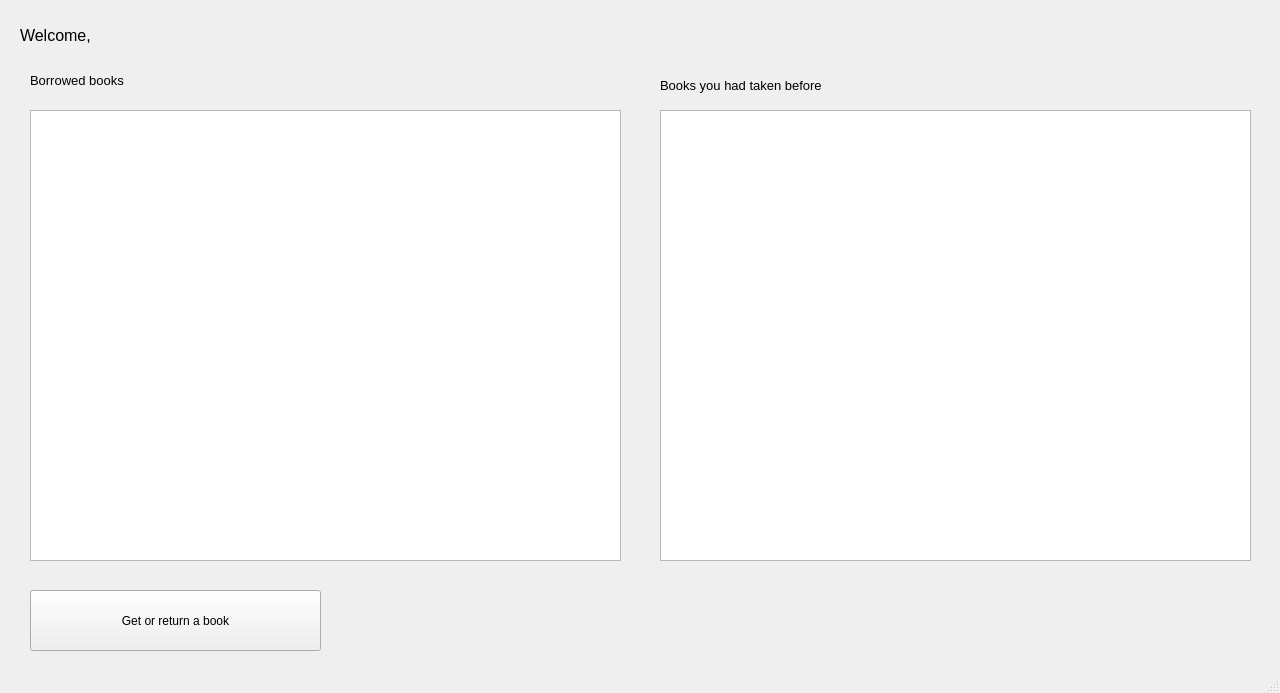
Above: src/GUI/ui/ReaderWin.ui from itlab-vision/openvino-smart-library before the change. Below: the same form after it.
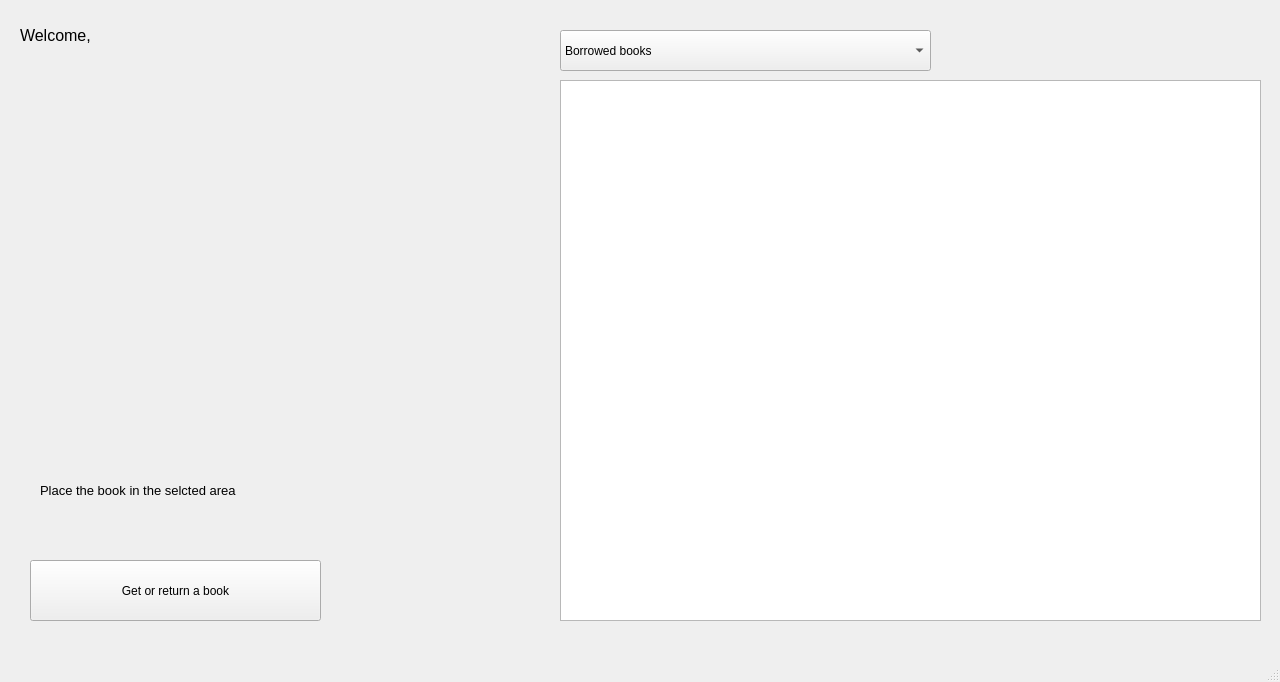
That is the form after the change.

Commit message: done book rec

The edit to the form file:
```diff
--- a/src/GUI/ui/ReaderWin.ui
+++ b/src/GUI/ui/ReaderWin.ui
@@ -7,7 +7,7 @@
     <x>0</x>
     <y>0</y>
     <width>1280</width>
-    <height>693</height>
+    <height>682</height>
    </rect>
   </property>
   <property name="sizePolicy">
@@ -42,7 +42,7 @@
     <property name="geometry">
      <rect>
       <x>30</x>
-      <y>590</y>
+      <y>560</y>
       <width>291</width>
       <height>61</height>
      </rect>
@@ -60,30 +60,47 @@
    <widget class="QTableWidget" name="tableBooks">
     <property name="geometry">
      <rect>
-      <x>30</x>
-      <y>110</y>
-      <width>591</width>
-      <height>451</height>
+      <x>560</x>
+      <y>80</y>
+      <width>701</width>
+      <height>541</height>
      </rect>
     </property>
    </widget>
-   <widget class="QTableWidget" name="tableBooks2">
+   <widget class="QLabel" name="labelCamera">
     <property name="geometry">
      <rect>
-      <x>660</x>
-      <y>110</y>
-      <width>591</width>
-      <height>451</height>
+      <x>40</x>
+      <y>90</y>
+      <width>472</width>
+      <height>354</height>
      </rect>
     </property>
+    <property name="sizePolicy">
+     <sizepolicy hsizetype="Fixed" vsizetype="Fixed">
+      <horstretch>0</horstretch>
+      <verstretch>0</verstretch>
+     </sizepolicy>
+    </property>
+    <property name="font">
+     <font>
+      <pointsize>9</pointsize>
+     </font>
+    </property>
+    <property name="text">
+     <string/>
+    </property>
+    <property name="alignment">
+     <set>Qt::AlignHCenter|Qt::AlignTop</set>
+    </property>
    </widget>
    <widget class="QLabel" name="labelInfo2">
     <property name="geometry">
      <rect>
-      <x>660</x>
-      <y>70</y>
-      <width>281</width>
-      <height>31</height>
+      <x>40</x>
+      <y>470</y>
+      <width>481</width>
+      <height>41</height>
      </rect>
     </property>
     <property name="font">
@@ -92,26 +109,28 @@
      </font>
     </property>
     <property name="text">
-     <string>Books you had taken before</string>
+     <string>Place the book in the selcted area</string>
     </property>
    </widget>
-   <widget class="QLabel" name="labelInfo1">
+   <widget class="QComboBox" name="comboBox">
     <property name="geometry">
      <rect>
-      <x>30</x>
-      <y>60</y>
-      <width>231</width>
+      <x>560</x>
+      <y>30</y>
+      <width>371</width>
       <height>41</height>
      </rect>
     </property>
-    <property name="font">
-     <font>
-      <pointsize>10</pointsize>
-     </font>
-    </property>
-    <property name="text">
-     <string>Borrowed books</string>
-    </property>
+    <item>
+     <property name="text">
+      <string>Borrowed books</string>
+     </property>
+    </item>
+    <item>
+     <property name="text">
+      <string>Books taken before</string>
+     </property>
+    </item>
    </widget>
   </widget>
   <widget class="QStatusBar" name="statusbar"/>
```
The commit also changes 5 other files.
